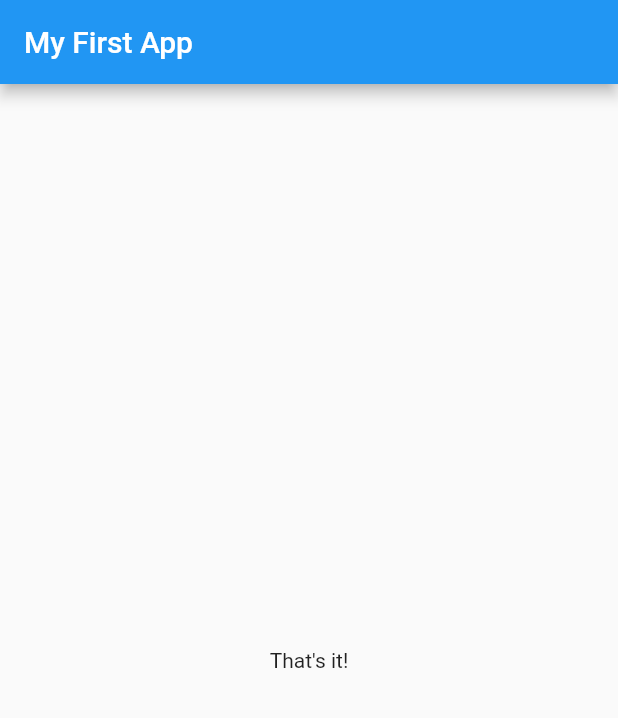
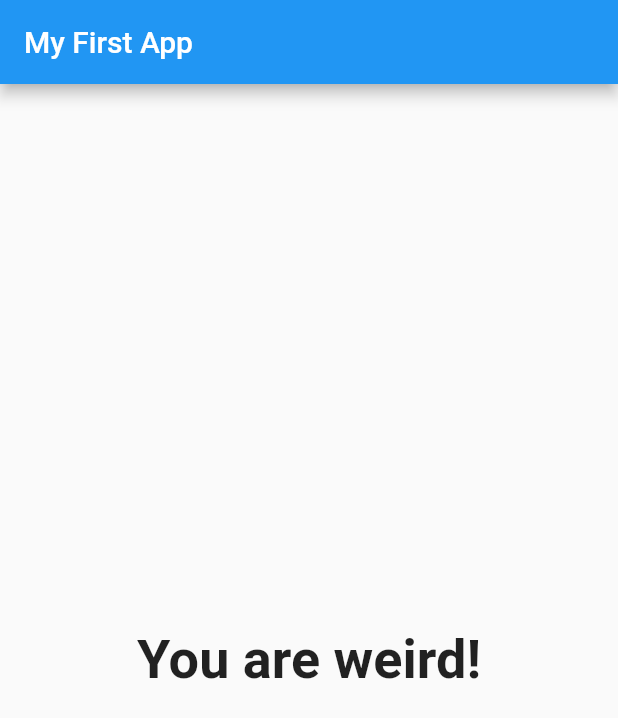
Before and after one commit to stkuwanda/quiz_app_flutter, a Flutter app: the screen it shows after launch, after a tap on "Black", after a tap on "Bear", after a tap on "Takura", on a phone screen of 412 x 824 dp. Shown: the top 718 px of the screen. Run offline on Flutter 3.47's test engine with Material 2 defaults, Android fonts, the phone set to English and light mode, and no system bars.

```diff
--- a/lib/main.dart
+++ b/lib/main.dart
@@ -16,34 +16,37 @@ class _MyAppState extends State<MyApp> {
     {
       'questionText': 'What\'s your favorite color?',
       'answers': [
-        'Black',
-        'Red',
-        'Blue',
-        'Pink',
+        {'text': 'Black', 'score': 10},
+        {'text': 'Red', 'score': 5},
+        {'text': 'Blue', 'score': 6},
+        {'text': 'Pink', 'score': 2},
       ]
     },
     {
       'questionText': 'What\'s your favorite animal?',
       'answers': [
-        'Lion',
-        'Bear',
-        'Gorilla',
-        'Panda',
+        {'text': 'Lion', 'score': 10},
+        {'text': 'Bear', 'score': 11},
+        {'text': 'Gorilla', 'score': 5},
+        {'text': 'Panda', 'score': 6},
       ]
     },
     {
       'questionText': 'Who\'s your favorite musician?',
       'answers': [
-        'Enzo Ishall',
-        'T Gonzi',
-        'Takura',
-        'Anita Jackson',
+        {'text': 'Enzo Ishall', 'score': 9},
+        {'text': 'T Gonzi', 'score': 7},
+        {'text': 'Takura', 'score': 8},
+        {'text': 'Anita Jackson', 'score': 5},
       ]
     },
   ];
   var _questionIndex = 0;
+  var _totalScore = 0;
 
-  void _answerQuestion() {
+  void _answerQuestion(int score) {
+    _totalScore += score;
+
     setState(() {
       _questionIndex = _questionIndex + 1;
     });
@@ -62,7 +65,7 @@ class _MyAppState extends State<MyApp> {
         ),
         body: _questionIndex < _questions.length
             ? Quiz(_questions, _questionIndex, _answerQuestion)
-            : Result(),
+            : Result(_totalScore),
       ),
     );
   }
--- a/lib/quiz.dart
+++ b/lib/quiz.dart
@@ -12,8 +12,9 @@ class Quiz extends StatelessWidget {
     return Column(
       children: [
         Question(questions[questionIndex]['questionText']),
-        ...(questions[questionIndex]['answers'] as List<String>).map((answer) {
-          return Answer(answerQuestion, answer);
+        ...(questions[questionIndex]['answers'] as List<Map<String, Object>>)
+            .map((answer) {
+          return Answer(() => answerQuestion(answer['score']), answer['text']);
         }).toList()
       ],
     );
--- a/lib/result.dart
+++ b/lib/result.dart
@@ -1,10 +1,34 @@
 import 'package:flutter/material.dart';
 
 class Result extends StatelessWidget {
+  final int resultScore;
+  Result(this.resultScore);
+
+  String get resultPhrase {
+    String resultText;
+    if(resultScore <= 20){
+      resultText = 'You are awesome and innocent!';
+    } else if(resultScore <= 25){
+      resultText = 'You are pretty likeable!';
+    } else if(resultScore <= 30){
+      resultText = 'You are weird!';
+    } else {
+      resultText = 'You monster!';
+    }
+    return resultText;
+  }
+
   @override
   Widget build(BuildContext context) {
     return Center(
-      child: Text('That\'s it!'),
+      child: Text(
+        resultPhrase,
+        style: TextStyle(
+          fontSize: 36,
+          fontWeight: FontWeight.bold,
+        ),
+        textAlign: TextAlign.center,
+      ),
     );
   }
 }
```
